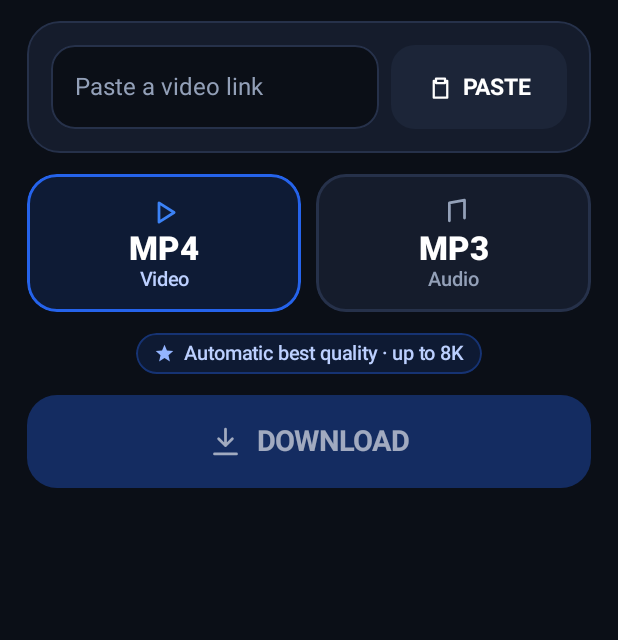
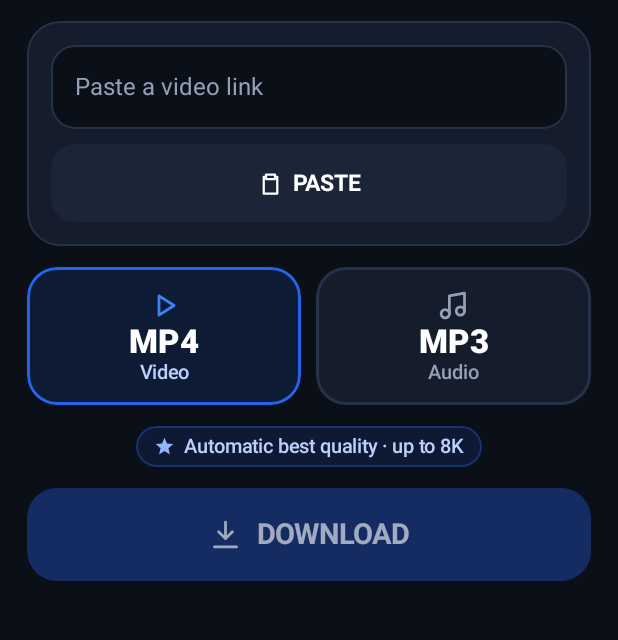
Before and after one commit to amir3200mhz2015-maker/AKSdown-Mobile, an Android app built with Jetpack Compose: the composable HomeScreen shown on its own in the app's theme, on a phone screen of 412 x 824 dp, the part 96-736 px from its top. Run offline under Robolectric (Android 15) with nearby library versions, the phone set to English and light mode, and no system bars; pictures from the network do not load.

Commit message:
UI: full-width link field, clearer MP3 icon; drop broken test link
Co-Authored-By: Claude Opus 5.5 <noreply@anthropic.com>
Claude-Session: https://claude.ai/code/session_01MCVuhbYxJ1uQWAqiQaVMdk

```diff
--- a/app/src/main/java/com/aksdown/mobile/ui/HomeScreen.kt
+++ b/app/src/main/java/com/aksdown/mobile/ui/HomeScreen.kt
@@ -76,10 +76,10 @@ fun HomeScreen(vm: MainViewModel, onDownload: () -> Unit) {
         }
 
         AksCard {
-            Row(verticalAlignment = Alignment.CenterVertically, horizontalArrangement = Arrangement.spacedBy(8.dp)) {
+            Column(verticalArrangement = Arrangement.spacedBy(10.dp)) {
                 OutlinedTextField(
                     value = s.input, onValueChange = vm::onInput,
-                    modifier = Modifier.weight(1f),
+                    modifier = Modifier.fillMaxWidth(),
                     placeholder = { Text(stringResource(R.string.url_hint), color = Aks.Muted) },
                     singleLine = true,
                     // Links are always left-to-right, even in Arabic/Hebrew layouts.
@@ -103,7 +103,7 @@ fun HomeScreen(vm: MainViewModel, onDownload: () -> Unit) {
                         val text = cm.primaryClip?.takeIf { it.itemCount > 0 }?.getItemAt(0)?.coerceToText(ctx)?.toString()
                         if (text.isNullOrBlank()) vm.onClipboardEmpty() else vm.onInput(text)
                     },
-                    shape = RoundedCornerShape(16.dp), modifier = Modifier.height(56.dp),
+                    shape = RoundedCornerShape(16.dp), modifier = Modifier.fillMaxWidth().height(52.dp),
                     colors = ButtonDefaults.filledTonalButtonColors(containerColor = Aks.Card2, contentColor = Aks.Ink),
                 ) {
                     Icon(painterResource(R.drawable.ic_paste), null, Modifier.size(18.dp))
--- a/app/src/main/res/drawable/ic_music.xml
+++ b/app/src/main/res/drawable/ic_music.xml
@@ -2,4 +2,6 @@
 <vector xmlns:android="http://schemas.android.com/apk/res/android"
     android:width="24dp" android:height="24dp" android:viewportWidth="24" android:viewportHeight="24">
     <path android:pathData="M9,18V5L20,3V16" android:strokeColor="#FFFFFFFF" android:strokeWidth="2" android:strokeLineCap="round" android:strokeLineJoin="round" />
+    <path android:pathData="M6,15a3,3 0,1 0,0.01 0z" android:strokeColor="#FFFFFFFF" android:strokeWidth="2" />
+    <path android:pathData="M17,13a3,3 0,1 0,0.01 0z" android:strokeColor="#FFFFFFFF" android:strokeWidth="2" />
 </vector>
```
Also changed, not shown: 1 other file.
